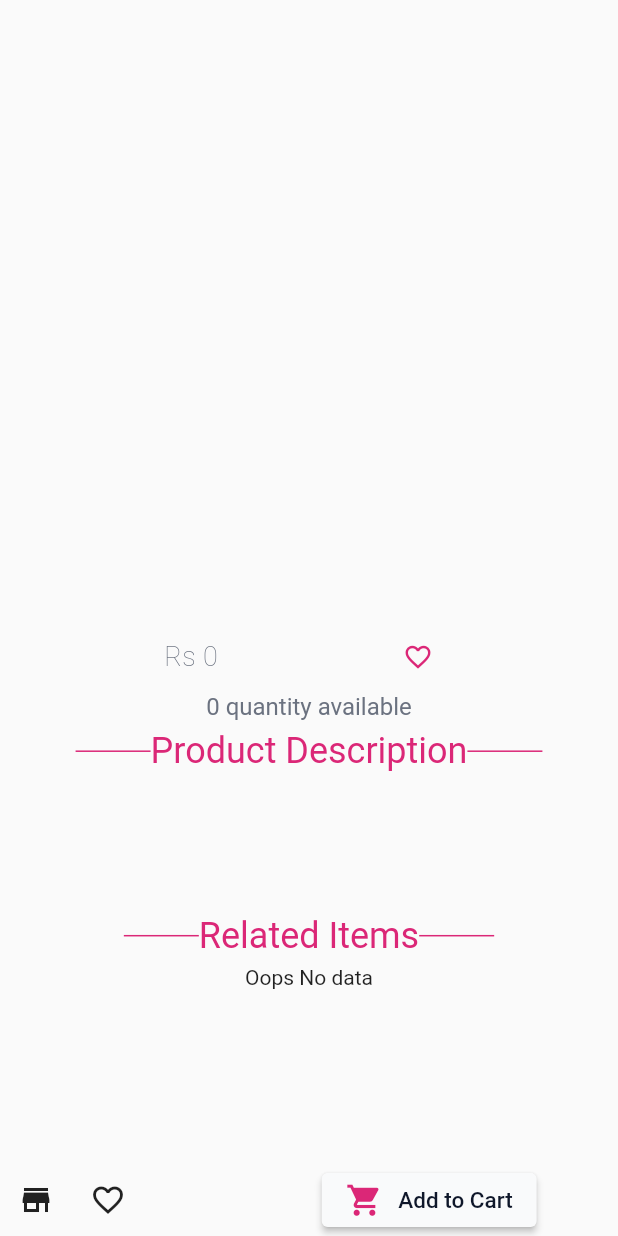
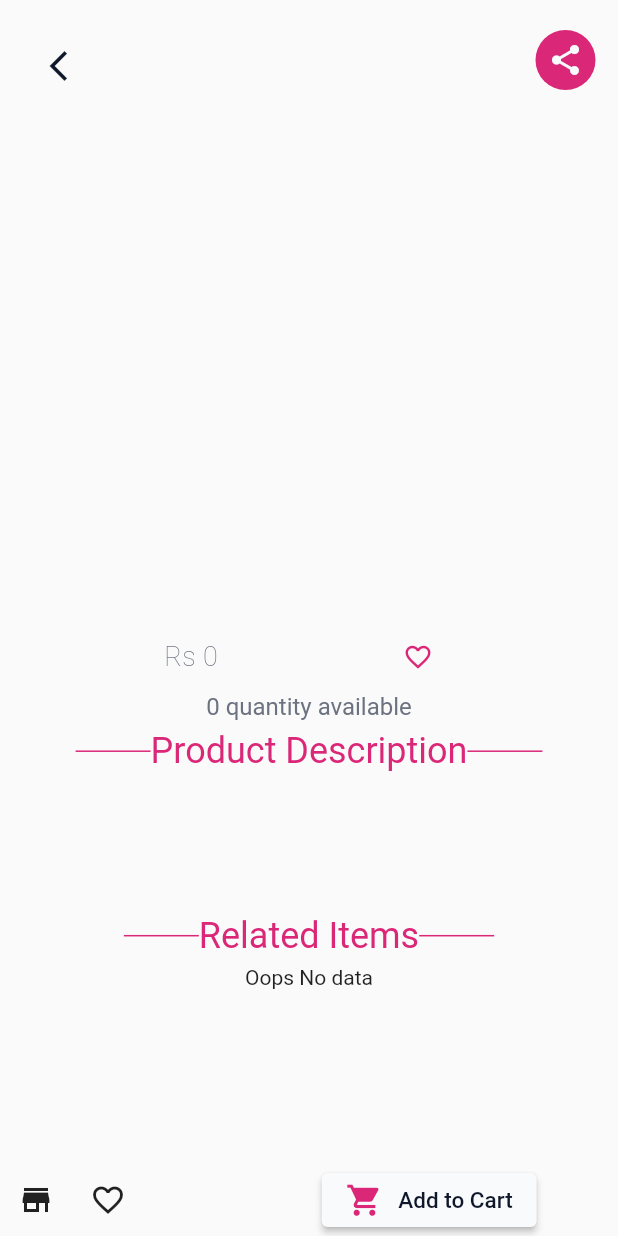
Before and after one commit to omjadhav3714/flutter_modern_ecommerce, a Flutter app: the ProductDetail screen opened directly with empty values, on a phone screen of 412 x 824 dp. Run offline on Flutter 3.47's test engine with Material 2 defaults, Android fonts, the light colour scheme and no system bars; drawn by our look-alikes of carousel_slider; our stand-ins replace cloud_firestore, firebase_auth, firebase_core, firebase_storage, image_picker; accounts and stored records are empty.

Commit message:
share and back button added

```diff
--- a/lib/screens/product_detail_screen.dart
+++ b/lib/screens/product_detail_screen.dart
@@ -4,6 +4,7 @@ import 'package:flutter/cupertino.dart';
 import 'package:flutter/material.dart';
 import 'package:modern_ecommerce/constants/colors.dart';
 import 'package:modern_ecommerce/constants/strings.dart';
+import 'package:modern_ecommerce/static/backbutton_widget.dart';
 import 'package:modern_ecommerce/widgets/buttons/custom_icon_button_widget.dart';
 import 'package:modern_ecommerce/widgets/hyphen_text_header_widget.dart';
 
@@ -51,6 +52,8 @@ class _ProductDetailState extends State<ProductDetail> {
               return SingleChildScrollView(
                 child: Column(
                   children: [
+                    Stack(
+                      children: [
                         SizedBox(
                           height: MediaQuery.of(context).size.height * 0.45,
                           child: CarouselSlider(
@@ -66,7 +69,8 @@ class _ProductDetailState extends State<ProductDetail> {
                               snapshot.data!['images'].length,
                               (index) => Container(
                                 width: MediaQuery.of(context).size.width,
-                            margin: const EdgeInsets.symmetric(horizontal: 5.0),
+                                margin:
+                                    const EdgeInsets.symmetric(horizontal: 5.0),
                                 decoration: const BoxDecoration(color: white),
                                 child: Image.network(
                                   snapshot.data!['images'][index],
@@ -74,6 +78,27 @@ class _ProductDetailState extends State<ProductDetail> {
                               ),
                             ),
                           ),
+                        ),
+                        const Positioned(
+                          left: 15,
+                          top: 20,
+                          child: BackButtonWidget(),
+                        ),
+                        Positioned(
+                          right: 15,
+                          top: 20,
+                          child: CircleAvatar(
+                            backgroundColor: primaryColor,
+                            child: IconButton(
+                              onPressed: () {},
+                              icon: const Icon(
+                                Icons.share,
+                                color: white,
+                              ),
+                            ),
+                          ),
+                        ),
+                      ],
                     ),
                     const SizedBox(
                       height: 20,
```
Lines whose indentation alone changed are shown as unchanged.
